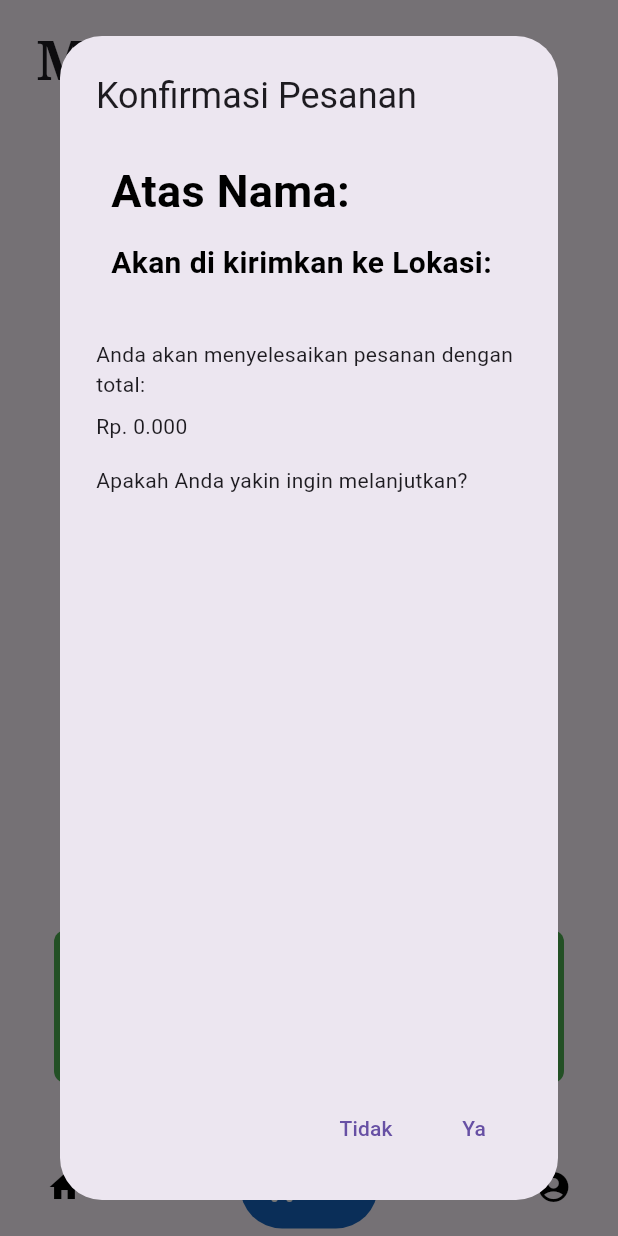
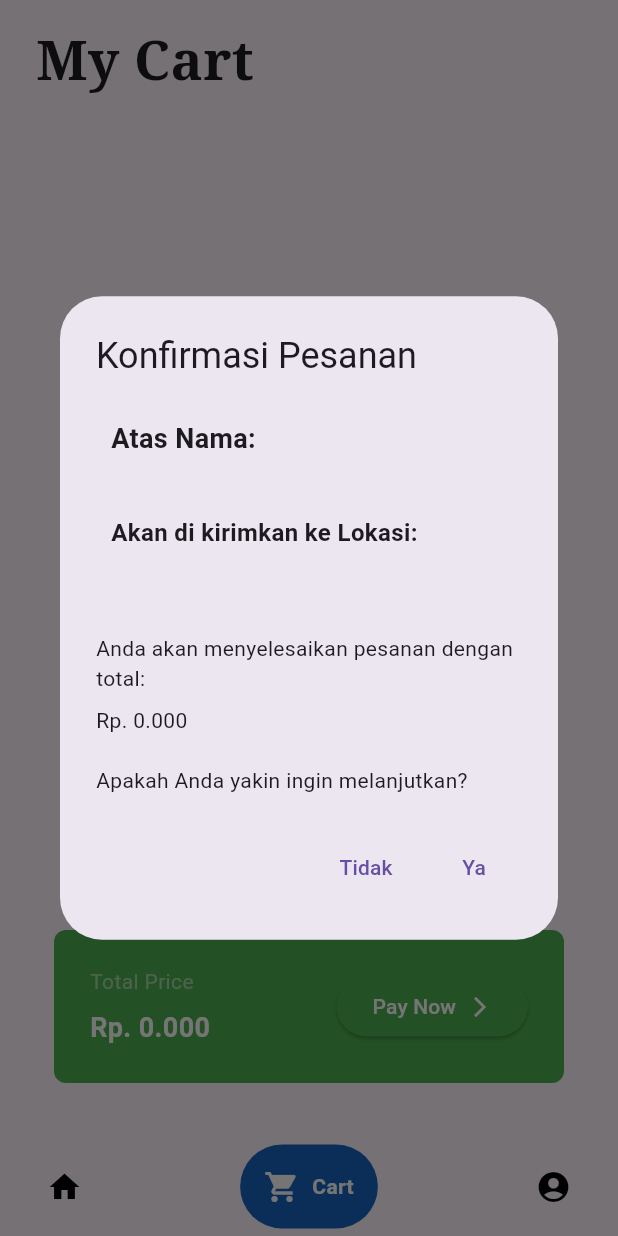
Before and after one commit to tkpch04/FoodDeliveryFinal, a Flutter app: the MyHomePage screen opened directly, item 2 of the bottom bar chosen, after a tap on "Pay Now", on a phone screen of 412 x 824 dp. Run offline on Flutter 3.47's test engine with Material 3 defaults, Android fonts, the phone set to English and light mode, and no system bars; drawn by our look-alikes of google_nav_bar; our stand-ins replace cloud_firestore, firebase_auth, firebase_core, fluttertoast, google_fonts, image_picker; accounts and stored records are empty.

Commit message:
Added cosmetics

```diff
--- a/lib/main.dart
+++ b/lib/main.dart
@@ -40,7 +40,7 @@ class MyApp extends StatelessWidget {
       theme: ThemeData.light(),
       darkTheme: ThemeData.dark(),
       themeMode: Provider.of<ThemeProvider>(context).themeMode,
-      home: SplashPage(),
+      home: const SplashPage(),
       routes: {
         '/login': (context) => const WelcomePage(),
       },
@@ -86,8 +86,8 @@ class _MyHomePageState extends State<MyHomePage> {
                 _currentIndex = index;
               });
             },
-            padding: EdgeInsets.all(16),
-            tabs: [
+            padding: const EdgeInsets.all(16),
+            tabs: const [
               GButton(
                 icon: Icons.home,
                 text: 'Home',
--- a/lib/model/cart_model.dart
+++ b/lib/model/cart_model.dart
@@ -1,9 +1,9 @@
+// ignore_for_file: unused_import
+
 import 'package:flutter/material.dart';
 
 class CartModel extends ChangeNotifier {
-  // list of items on sale
-  final List _shopItems = const [
-    // [ itemName, itemPrice, imagePath, color, description ]
+  final List<List<dynamic>> _shopItems = [
     [
       "Beef Burger",
       "14.000",
@@ -41,7 +41,7 @@ class CartModel extends ChangeNotifier {
       "25.000",
       "assets/images/burgerfish.png",
       Colors.red,
-      "Burger dibuat dari daging ikan\n salmon dengan saos mayones",
+      "Burger dibuat dari daging ikan salmon dengan saos mayones",
       1
     ],
     [
@@ -70,23 +70,19 @@ class CartModel extends ChangeNotifier {
     ],
   ];
 
-  // list of cart items with quantity
-  List<List<dynamic>> _cartItems = [];
+  final List<List<dynamic>> _cartItems = [];
 
   get cartItems => _cartItems;
 
   get shopItems => _shopItems;
 
-  // add item to cart
   void addItemToCart(int index) {
     final item = List.from(_shopItems[index]);
     final int existingIndex = _findItemIndex(item[0]);
 
     if (existingIndex != -1) {
-      // If the item already exists, increase the quantity
       _cartItems[existingIndex][5]++;
     } else {
-      // If the item is not in the cart, add it with quantity 1
       item.add(1); // Quantity is initially set to 1
       _cartItems.add(item);
     }
@@ -94,11 +90,9 @@ class CartModel extends ChangeNotifier {
     notifyListeners();
   }
 
-  // remove item from cart
   void removeItemFromCart(int index) {
-    _cartItems[index][5]--; // Decrease the quantity
+    _cartItems[index][5]--;
 
-    // Remove the item from the cart if the quantity is zero
     if (_cartItems[index][5] == 0) {
       _cartItems.removeAt(index);
     }
@@ -106,13 +100,11 @@ class CartModel extends ChangeNotifier {
     notifyListeners();
   }
 
-  // Untuk Clean di Cart
   void clearCart() {
     _cartItems.clear();
     notifyListeners();
   }
 
-  // calculate total price
   String calculateTotal() {
     double totalPrice = 0;
     for (int i = 0; i < _cartItems.length; i++) {
@@ -121,13 +113,12 @@ class CartModel extends ChangeNotifier {
     return totalPrice.toStringAsFixed(3);
   }
 
-  // Helper method to find the index of an item in the cart
   int _findItemIndex(String itemName) {
     for (int i = 0; i < _cartItems.length; i++) {
       if (_cartItems[i][0] == itemName) {
         return i;
       }
     }
-    return -1; // Return -1 if not found
+    return -1;
   }
 }
--- a/lib/pages/account_page.dart
+++ b/lib/pages/account_page.dart
@@ -1,3 +1,5 @@
+// ignore_for_file: unused_import, use_build_context_synchronously, library_private_types_in_public_api
+
 import 'dart:io';
 import 'package:flutter/material.dart';
 //import 'package:food_delivery_apps/components/order_history_page.dart';
--- a/lib/pages/cart_page.dart
+++ b/lib/pages/cart_page.dart
@@ -1,3 +1,5 @@
+// ignore_for_file: unused_import
+
 import 'package:flutter/material.dart';
 import 'package:google_fonts/google_fonts.dart';
 import 'package:provider/provider.dart';
@@ -11,7 +13,7 @@ import '../model/cart_model.dart';
 
 class CartPage extends StatefulWidget {
   final String uid;
-  const CartPage({Key? key, required this.uid});
+  const CartPage({super.key, required this.uid});
 
   @override
   State<CartPage> createState() => _CartPageState();
@@ -19,7 +21,6 @@ class CartPage extends StatefulWidget {
 
 class _CartPageState extends State<CartPage> {
   late Future<UserModel?> _userFuture;
-  bool isDarkMode = false;
 
   @override
   void initState() {
@@ -27,25 +28,142 @@ class _CartPageState extends State<CartPage> {
     _userFuture = UserModel.getUserFromFirestore(widget.uid);
   }
 
+  Widget _buildUserInfo() {
+    return FutureBuilder<UserModel?>(
+      future: _userFuture,
+      builder: (context, snapshot) {
+        if (snapshot.connectionState == ConnectionState.waiting) {
+          return const CircularProgressIndicator();
+        } else if (snapshot.hasError) {
+          return Text("Error: ${snapshot.error}");
+        } else if (!snapshot.hasData || snapshot.data == null) {
+          return const Center(
+            child: Text(
+              "User not found",
+              textAlign: TextAlign.center,
+              style: TextStyle(fontSize: 18),
+            ),
+          );
+        } else {
+          return Padding(
+            padding: const EdgeInsets.all(10.0),
+            child: Column(
+              crossAxisAlignment: CrossAxisAlignment.start,
+              children: [
+                Text(
+                  'Atas Nama: \n${snapshot.data!.username ?? "N/A"}',
+                  style: SafeGoogleFont(
+                    'Roboto',
+                    fontSize: 18,
+                    fontWeight: FontWeight.w700,
+                  ),
+                ),
+                const SizedBox(height: 12),
+                Text(
+                  'Akan di kirimkan ke Lokasi: ${snapshot.data!.lokasi ?? "N/A"}',
+                  style: SafeGoogleFont(
+                    'Roboto',
+                    fontSize: 16,
+                    fontWeight: FontWeight.w700,
+                  ),
+                ),
+                const SizedBox(height: 26),
+              ],
+            ),
+          );
+        }
+      },
+    );
+  }
+
+  Widget _buildTotalAmount(CartModel cartModel) {
+    return Column(
+      crossAxisAlignment: CrossAxisAlignment.start,
+      children: [
+        const Text("Anda akan menyelesaikan pesanan dengan total:"),
+        const SizedBox(height: 8),
+        Text('Rp. ${cartModel.calculateTotal()}'),
+      ],
+    );
+  }
+
+  Widget _buildCancelButton(BuildContext context) {
+    return TextButton(
+      onPressed: () {
+        Navigator.pop(context); // Close the dialog
+      },
+      child: const Text("Tidak"),
+    );
+  }
+
+  Widget _buildConfirmButton(BuildContext context) {
+    return TextButton(
+      onPressed: () {
+        // Clear the cart
+        Provider.of<CartModel>(context, listen: false).clearCart();
+        // Close the dialog
+        Navigator.pop(context);
+        // Navigate to the successful transaction page
+        Navigator.push(
+          context,
+          MaterialPageRoute(
+            builder: (context) => const DeliveryPage(),
+          ),
+        );
+      },
+      child: const Text("Ya"),
+    );
+  }
+
+  Widget _buildCartItem(List<dynamic> cartItem, int index) {
+    return Padding(
+      padding: const EdgeInsets.all(12.0),
+      child: Container(
+        decoration: BoxDecoration(
+            color: Colors.grey[200], borderRadius: BorderRadius.circular(8)),
+        child: ListTile(
+          leading: Image.asset(
+            cartItem[2],
+            height: 36,
+          ),
+          title: Text(
+            '${cartItem[0]} x${cartItem[5]}',
+            style: const TextStyle(fontSize: 18, color: Colors.black),
+          ),
+          subtitle: Text(
+            '\Rp. ' + cartItem[1],
+            style: const TextStyle(fontSize: 12, color: Colors.black),
+          ),
+          trailing: IconButton(
+            color: Colors.black,
+            icon: const Icon(Icons.cancel),
+            onPressed: () => Provider.of<CartModel>(context, listen: false)
+                .removeItemFromCart(index),
+          ),
+        ),
+      ),
+    );
+  }
+
   @override
   Widget build(BuildContext context) {
     return Scaffold(
       appBar: PreferredSize(
-          preferredSize: Size.fromHeight(15),
-          child: AppBar(
-            automaticallyImplyLeading: false,
-            title: const Text(""),
-            backgroundColor: Colors.transparent,
-            elevation: 0.0,
-          )),
+        preferredSize: const Size.fromHeight(15),
+        child: AppBar(
+          automaticallyImplyLeading: false,
+          title: const Text(""),
+          backgroundColor: Colors.transparent,
+          elevation: 0.0,
+        ),
+      ),
       body: Consumer<CartModel>(
         builder: (context, value, child) {
           return Column(
             crossAxisAlignment: CrossAxisAlignment.start,
             children: [
-              // Let's order fresh items for you
               Padding(
-                padding: EdgeInsets.symmetric(horizontal: 24.0),
+                padding: const EdgeInsets.symmetric(horizontal: 24.0),
                 child: Text(
                   "My Cart",
                   style: GoogleFonts.notoSerif(
@@ -54,13 +172,11 @@ class _CartPageState extends State<CartPage> {
                   ),
                 ),
               ),
-
-              // list view of cart
               Expanded(
                 child: Padding(
                   padding: const EdgeInsets.all(12.0),
                   child: value.cartItems.isEmpty
-                      ? Center(
+                      ? const Center(
                           child: Text(
                             'Daftar pesananmu kosong, \n isi dengan pilihan menu lezat yuk',
                             style: TextStyle(
@@ -70,48 +186,18 @@ class _CartPageState extends State<CartPage> {
                         )
                       : ListView.builder(
                           itemCount: value.cartItems.length,
-                          padding: EdgeInsets.all(12),
+                          padding: const EdgeInsets.all(12),
                           itemBuilder: (context, index) {
-                            return Padding(
-                              padding: const EdgeInsets.all(12.0),
-                              child: Container(
-                                decoration: BoxDecoration(
-                                    color: Colors.grey[200],
-                                    borderRadius: BorderRadius.circular(8)),
-                                child: ListTile(
-                                  leading: Image.asset(
-                                    value.cartItems[index][2],
-                                    height: 36,
-                                  ),
-                                  title: Text(
-                                    //value.cartItems[index][0],
-                                    '${value.cartItems[index][0]} x${value.cartItems[index][5]}', // Menampilkan judul dan quantity
-                                    style: const TextStyle(
-                                        fontSize: 18, color: Colors.black),
-                                  ),
-                                  subtitle: Text(
-                                    '\Rp. ' + value.cartItems[index][1],
-                                    style: const TextStyle(
-                                        fontSize: 12, color: Colors.black),
-                                  ),
-                                  trailing: IconButton(
-                                    color: Colors.black,
-                                    icon: const Icon(Icons.cancel),
-                                    onPressed: () => Provider.of<CartModel>(
-                                            context,
-                                            listen: false)
-                                        .removeItemFromCart(index),
-                                  ),
-                                ),
-                              ),
-                            );
+                            final cartItem = value.cartItems[index];
+                            if (cartItem is List<dynamic>) {
+                              return _buildCartItem(cartItem, index);
+                            } else {
+                              return Container();
+                            }
                           },
                         ),
                 ),
               ),
-
-              // total amount + pay now
-
               Padding(
                 padding: const EdgeInsets.all(36.0),
                 child: Container(
@@ -132,7 +218,7 @@ class _CartPageState extends State<CartPage> {
                           ),
                           const SizedBox(height: 8),
                           Text(
-                            '\Rp. ${value.calculateTotal()}',
+                            'Rp. ${value.calculateTotal()}',
                             style: const TextStyle(
                               fontSize: 18,
                               fontWeight: FontWeight.bold,
@@ -143,119 +229,45 @@ class _CartPageState extends State<CartPage> {
                       ),
                       ElevatedButton(
                         onPressed: () {
-                          // Tampilkan notifikasi dan tanggapi aksi pengguna
                           showDialog(
                             context: context,
                             builder: (BuildContext context) {
                               return AlertDialog(
-                                title: Text("Konfirmasi Pesanan"),
+                                title: const Text("Konfirmasi Pesanan"),
                                 content: Column(
                                   crossAxisAlignment: CrossAxisAlignment.start,
+                                  mainAxisSize: MainAxisSize.min,
                                   children: [
-                                    FutureBuilder<UserModel?>(
-                                      future: _userFuture,
-                                      builder: (context, snapshot) {
-                                        if (snapshot.connectionState ==
-                                            ConnectionState.waiting) {
-                                          return CircularProgressIndicator();
-                                        } else if (snapshot.hasError) {
-                                          return Text(
-                                              "Error: ${snapshot.error}");
-                                        } else if (!snapshot.hasData ||
-                                            snapshot.data == null) {
-                                          return Center(
-                                            child: Text(
-                                              "User not found",
-                                              textAlign: TextAlign.center,
-                                              style: TextStyle(fontSize: 18),
-                                            ),
-                                          );
-                                        } else {
-                                          return Padding(
-                                            padding: const EdgeInsets.all(10.0),
-                                            child: Column(
-                                              crossAxisAlignment:
-                                                  CrossAxisAlignment.start,
-                                              children: [
-                                                Text(
-                                                    'Atas Nama: ${snapshot.data!.username ?? "N/A"}',
-                                                    style: SafeGoogleFont(
-                                                      'Roboto',
-                                                      fontSize: 30,
-                                                      fontWeight:
-                                                          FontWeight.w700,
-                                                      color: Colors.black,
-                                                    )
-                                                    // TextStyle(fontSize: 18),
-                                                    ),
-                                                SizedBox(height: 12),
-                                                Text(
-                                                    'Akan di kirimkan ke Lokasi: ${snapshot.data!.lokasi ?? "N/A"}',
-                                                    style: SafeGoogleFont(
-                                                      'Roboto',
-                                                      fontSize: 20,
-                                                      fontWeight:
-                                                          FontWeight.w700,
-                                                      color: Colors.black,
-                                                    )),
-                                                SizedBox(height: 26),
-                                              ],
-                                            ),
-                                          );
-                                        }
-                                      },
-                                    ),
-                                    Text(
-                                        "Anda akan menyelesaikan pesanan dengan total:"),
-                                    const SizedBox(height: 8),
-                                    Text('\Rp. ${value.calculateTotal()}'),
-                                    const SizedBox(height: 16),
-                                    Text(
+                                    _buildUserInfo(),
+                                    const SizedBox(height: 20),
+                                    _buildTotalAmount(value),
+                                    const SizedBox(height: 20),
+                                    const Text(
                                         "Apakah Anda yakin ingin melanjutkan?"),
                                   ],
                                 ),
                                 actions: [
-                                  TextButton(
-                                    onPressed: () {
-                                      Navigator.pop(context); // Tutup dialog
-                                    },
-                                    child: Text("Tidak"),
-                                  ),
-                                  TextButton(
-                                    onPressed: () {
-                                      // Hapus semua item dari keranjang
-                                      Provider.of<CartModel>(context,
-                                              listen: false)
-                                          .clearCart();
-                                      // Tutup dialog
-                                      Navigator.pop(context);
-                                      // Navigasi ke halaman transaksi berhasil
-                                      Navigator.push(
-                                        context,
-                                        MaterialPageRoute(
-                                          builder: (context) => DeliveryPage(),
-                                        ),
-                                      );
-                                    },
-                                    child: Text("Ya"),
-                                  ),
+                                  _buildCancelButton(context),
+                                  _buildConfirmButton(context),
                                 ],
                               );
                             },
                           );
                         },
                         style: ElevatedButton.styleFrom(
-                          primary: Colors.green,
+                          backgroundColor: Colors.green,
                           shape: RoundedRectangleBorder(
                             borderRadius: BorderRadius.circular(28),
                           ),
                         ),
-                        child: Row(
-                          children: const [
+                        child: const Row(
+                          mainAxisSize: MainAxisSize.min,
+                          children: [
                             Text(
                               'Pay Now',
                               style: TextStyle(color: Colors.white),
                             ),
+                            SizedBox(width: 8),
                             Icon(
                               Icons.arrow_forward_ios,
                               size: 16,
@@ -263,11 +275,11 @@ class _CartPageState extends State<CartPage> {
                             ),
                           ],
                         ),
-                      )
+                      ),
                     ],
                   ),
                 ),
-              )
+              ),
             ],
           );
         },
```
